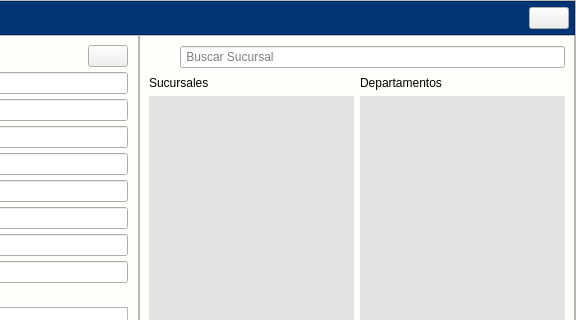
Above: app/View/UserInterfaceUi/UI_CONTROL_SUCURSALES.ui from LAngelVp/TuleVenta before the change; both pictures show x 242 to 818 and y 0 to 320 of the 818 by 512 pixel window. Below: the same form after it.
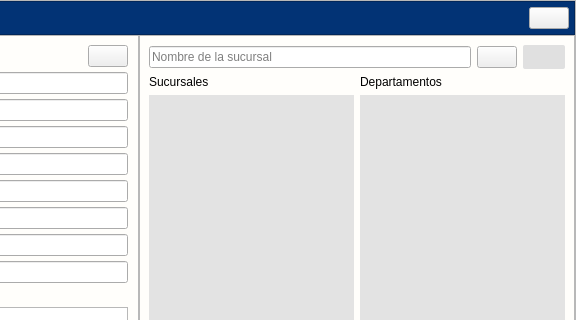
That is the form after the change. Icons and pictures are not drawn.

Diff of the .ui file:
```diff
--- a/app/View/UserInterfaceUi/UI_CONTROL_SUCURSALES.ui
+++ b/app/View/UserInterfaceUi/UI_CONTROL_SUCURSALES.ui
@@ -32,7 +32,17 @@
 #contenedor_encabezado{
 background: #023375
 }
-
+#btn_RefrescarTabla{
+border-radius: 2px;
+background: #e0e0e0;
+padding: 5px;
+}
+#btn_RefrescarTabla:hover{
+background: rgb(179, 179, 179);
+}
+#btn_RefrescarTabla:pressed{
+background: #b6ccd8 ;
+}
 #etiqueta_buscar{
 image: url(:/iconosAzules/Icons/iconos/Azul/buscar_filas_azul.svg);
 min-width: 25px;
@@ -271,20 +281,44 @@
          </item>
          <item row="0" column="0" colspan="2">
           <layout class="QGridLayout" name="gridLayout_3">
-           <item row="0" column="0">
-            <widget class="QLabel" name="etiqueta_buscar">
-             <property name="text">
-              <string/>
-             </property>
-            </widget>
-           </item>
            <item row="0" column="1">
+            <widget class="QPushButton" name="btn_btn_buscar_sucursal">
+             <property name="toolTip">
+              <string>&lt;html&gt;&lt;head/&gt;&lt;body&gt;&lt;p&gt;&lt;span style=&quot; font-weight:700;&quot;&gt;Buscar&lt;/span&gt;&lt;/p&gt;&lt;/body&gt;&lt;/html&gt;</string>
+             </property>
+             <property name="text">
+              <string/>
+             </property>
+             <property name="icon">
+              <iconset resource="../../Source/iconosSVG.qrc">
+               <normaloff>:/iconosBlancos/Icons/iconos/Blanco/buscar_filas_blanco.svg</normaloff>:/iconosBlancos/Icons/iconos/Blanco/buscar_filas_blanco.svg</iconset>
+             </property>
+            </widget>
+           </item>
+           <item row="0" column="0">
             <widget class="QLineEdit" name="txt_buscarsucursales">
              <property name="toolTip">
               <string>&lt;html&gt;&lt;head/&gt;&lt;body&gt;&lt;p&gt;&lt;span style=&quot; font-weight:700;&quot;&gt;Buscará la sucursal que en su nombre coincida con el ingresado en el campo de texto&lt;/span&gt;&lt;/p&gt;&lt;/body&gt;&lt;/html&gt;</string>
              </property>
+             <property name="frame">
+              <bool>true</bool>
+             </property>
              <property name="placeholderText">
-              <string> Buscar Sucursal</string>
+              <string>Nombre de la sucursal</string>
+             </property>
+            </widget>
+           </item>
+           <item row="0" column="2">
+            <widget class="QPushButton" name="btn_RefrescarTabla">
+             <property name="toolTip">
+              <string>&lt;html&gt;&lt;head/&gt;&lt;body&gt;&lt;p&gt;&lt;span style=&quot; font-weight:700;&quot;&gt;Refrescar Tabla&lt;/span&gt;&lt;/p&gt;&lt;/body&gt;&lt;/html&gt;</string>
+             </property>
+             <property name="text">
+              <string/>
+             </property>
+             <property name="icon">
+              <iconset resource="../../Source/iconsdvg.qrc">
+               <normaloff>:/Icons/IconosSVG/base_datos_refresh.png</normaloff>:/Icons/IconosSVG/base_datos_refresh.png</iconset>
              </property>
             </widget>
            </item>
```
Left out of the diff: 18 changed lines with no effect on the pictures.
